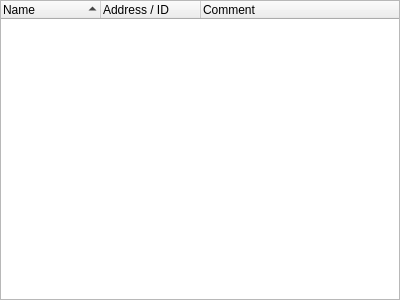
This is source/client/ui/computers_tab/local_group_widget.ui in dchapyshev/aspia as Qt 5 draws it before an edit. The edited form follows.
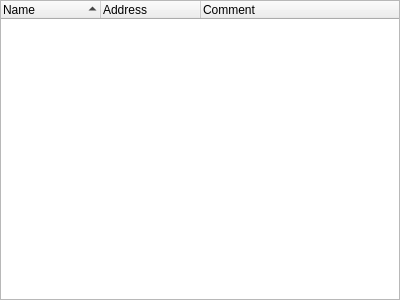
This is the edited form.

```diff
--- a/source/client/ui/computers_tab/local_group_widget.ui
+++ b/source/client/ui/computers_tab/local_group_widget.ui
@@ -47,7 +47,7 @@
      </column>
      <column>
       <property name="text">
-       <string>Address / ID</string>
+       <string>Address</string>
       </property>
      </column>
      <column>
```
